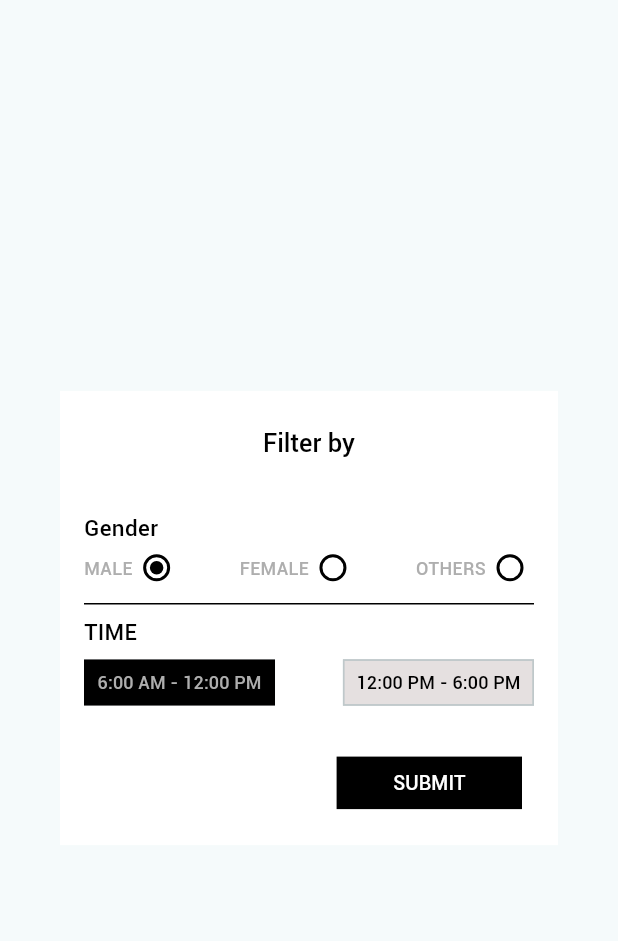
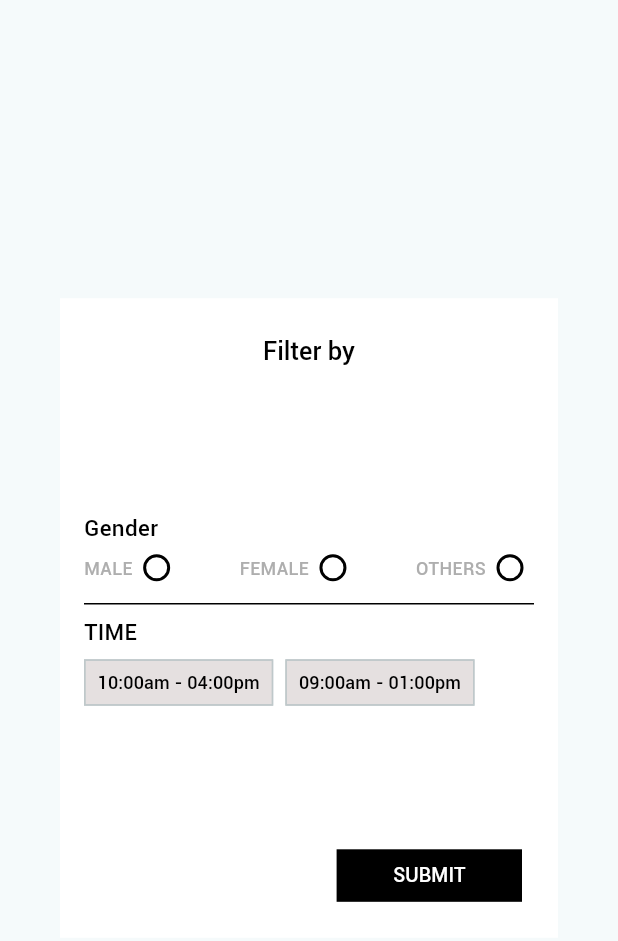
Before and after one commit to CodeBySubin/cyberpress, a Flutter app: the DoctorFilterDialog widget shown alone on an empty page, opened directly, on a phone screen of 412 x 824 dp. Shown: the top 941 px of the screen. Run offline on Flutter 3.47's test engine with Material 3 defaults, Android fonts, the phone set to English and light mode, and no system bars; our stand-ins replace cached_network_image, dio, get; network calls fail.

Commit message:
Filter added

```diff
--- a/lib/features/doctors/features/controllers/doctor_controller.dart
+++ b/lib/features/doctors/features/controllers/doctor_controller.dart
@@ -3,40 +3,76 @@ import 'package:healthsync/features/doctors/domain/entities/doctors.dart';
 import 'package:healthsync/features/doctors/domain/usecase/get_doctors.dart';
 
 class DoctorController extends GetxController {
-  final GetDoctors getDoctors;
+  final GetDoctors _getDoctors;
 
-  DoctorController(this.getDoctors);
+  DoctorController(this._getDoctors);
 
-  final RxList<Doctor> doctors = <Doctor>[].obs;
+  final RxList<Doctor> _allDoctors = <Doctor>[].obs;
+  final RxList<Doctor> filteredDoctors = <Doctor>[].obs;
   final RxBool isLoading = false.obs;
-  int selectedGender = 0;
-  int selectedDateIndex = 0;
+
+  final RxInt selectedGenderIndex = (-1).obs;
+  final RxInt selectedTimeSlotIndex = (-1).obs;
+
+  final List<String> timeSlots = [
+    "10:00am - 04:00pm",
+    "09:00am - 01:00pm",
+  ];
 
   @override
   void onInit() {
     super.onInit();
-    fetchDoctors();
+    _loadDoctors();
   }
 
-  void selectGender(int value) {
-    selectedGender = value;
-    update();
-  }
-
-  void selectDate(int index) {
-    selectedDateIndex = index;
-    update();
-  }
-
-  void fetchDoctors() async {
+  Future<void> _loadDoctors() async {
+    isLoading.value = true;
     try {
-      isLoading.value = true;
-      final result = await getDoctors();
-      doctors.assignAll(result);
+      final doctors = await _getDoctors();
+      _allDoctors.assignAll(doctors);
+      filteredDoctors.assignAll(doctors);
     } catch (e) {
       Get.snackbar("Error", "Failed to fetch doctors");
     } finally {
       isLoading.value = false;
     }
   }
+
+  void selectGender(int index) {
+    selectedGenderIndex.value = index;
+  }
+
+  void selectTimeSlot(int index) {
+    selectedTimeSlotIndex.value = index;
+  }
+
+  void applyFilters() {
+    filteredDoctors.value = _allDoctors.where((doctor) {
+      final genderMatch = _isGenderMatch(doctor.gender);
+      final timeMatch = _isTimeSlotMatch(doctor.time);
+      return genderMatch && timeMatch;
+    }).toList();
+  }
+
+  bool _isGenderMatch(String gender) {
+    final genderLower = gender.toLowerCase();
+    switch (selectedGenderIndex.value) {
+      case 0:
+        return genderLower == 'male';
+      case 1:
+        return genderLower == 'female';
+      case 2:
+        return genderLower == 'non-binary';
+      default:
+        return true;
+    }
+  }
+
+  bool _isTimeSlotMatch(String doctorTime) {
+    if (selectedTimeSlotIndex.value < 0 ||
+        selectedTimeSlotIndex.value >= timeSlots.length) {
+      return true;
+    }
+    return doctorTime == timeSlots[selectedTimeSlotIndex.value];
+  }
 }
--- a/lib/features/doctors/features/widgets/doctor_filter.dart
+++ b/lib/features/doctors/features/widgets/doctor_filter.dart
@@ -12,22 +12,18 @@ class DoctorFilterDialog extends StatelessWidget {
   Widget build(BuildContext context) {
     final screenWidth = MediaQuery.of(context).size.width;
     final screenHeight = MediaQuery.of(context).size.height;
+    final controller = Get.find<DoctorController>();
 
-    return GetBuilder<DoctorController>(
-      builder: (controller) {
     return AlertDialog(
       title: Center(
-            child: Text(
-              AppStrings.filterBy,
-              style: AppTextStyles.blackBoldText,
-            ),
+        child: Text(AppStrings.filterBy, style: AppTextStyles.blackBoldText),
       ),
       backgroundColor: Colors.white,
       shape: RoundedRectangleBorder(borderRadius: BorderRadius.circular(0)),
       contentPadding: const EdgeInsets.all(16),
       content: SizedBox(
         width: screenWidth,
-            height: screenHeight * 0.2,
+        height: screenHeight * 0.35,
         child: Column(
           mainAxisAlignment: MainAxisAlignment.center,
           crossAxisAlignment: CrossAxisAlignment.start,
@@ -36,28 +32,45 @@ class DoctorFilterDialog extends StatelessWidget {
             Row(
               mainAxisAlignment: MainAxisAlignment.spaceBetween,
               children: [
-                    _radio(AppStrings.male, 0, controller),
-                    _radio(AppStrings.female, 1, controller),
-                    _radio(AppStrings.others, 2, controller),
+                _genderRadio(AppStrings.male, 0, controller),
+                _genderRadio(AppStrings.female, 1, controller),
+                _genderRadio(AppStrings.others, 2, controller),
               ],
             ),
             const Divider(color: AppColors.blackColor),
             Text(AppStrings.time, style: AppTextStyles.smallBlacktext),
             const SizedBox(height: 8),
-                Row(
-                  mainAxisAlignment: MainAxisAlignment.spaceBetween,
-                  children: [
-                    datefilterButton(
-                      index: 0,
-                      time: "6:00 AM - 12:00 PM",
-                      controller: controller,
+            Obx(
+              () => Wrap(
+                spacing: 8,
+                runSpacing: 8,
+                children: List.generate(
+                  controller.timeSlots.length,
+                  (index) => FilterChip(
+                    labelPadding: EdgeInsets.zero,
+                    materialTapTargetSize: MaterialTapTargetSize.shrinkWrap,
+                    visualDensity: VisualDensity.compact,
+                    label: Text(
+                      controller.timeSlots[index],
+                      style: AppTextStyles.smallGreyText.copyWith(
+                        color:
+                            controller.selectedTimeSlotIndex.value == index
+                                ? Colors.white
+                                : AppColors.blackColor,
                       ),
-                    datefilterButton(
-                      index: 1,
-                      time: "12:00 PM - 6:00 PM",
-                      controller: controller,
                     ),
-                  ],
+                    selected: controller.selectedTimeSlotIndex.value == index,
+                    showCheckmark: false,
+                    onSelected: (_) => controller.selectTimeSlot(index),
+                    labelStyle: AppTextStyles.smallBlacktext,
+                    selectedColor: AppColors.blackColor,
+                    backgroundColor: const Color.fromARGB(255, 229, 224, 224),
+                    shape: RoundedRectangleBorder(
+                      borderRadius: BorderRadius.circular(0),
+                    ),
+                  ),
+                ),
+              ),
             ),
           ],
         ),
@@ -68,55 +81,30 @@ class DoctorFilterDialog extends StatelessWidget {
           borderRadius: 0,
           text: AppStrings.submit,
           textStyle: AppTextStyles.buttonWhiteText,
-              onPressed: () {},
+          onPressed: () {
+            controller.applyFilters();
+            Get.back();
+          },
         ),
       ],
     );
-      },
-    );
   }
 
-  Widget _radio(String title, int value, DoctorController controller) {
-    return Row(
+  Widget _genderRadio(String label, int index, DoctorController controller) {
+    return Obx(
+      () => Row(
         children: [
-        Text(title, style: AppTextStyles.smallGreyText),
+          Text(label, style: AppTextStyles.smallGreyText),
           Radio<int>(
-          value: value,
-          groupValue: controller.selectedGender,
-          onChanged: (val) => controller.selectGender(val ?? 0),
+            value: index,
+            groupValue: controller.selectedGenderIndex.value,
+            onChanged: (val) => controller.selectGender(val ?? -1),
             fillColor: WidgetStateProperty.all(AppColors.blackColor),
             visualDensity: VisualDensity.compact,
             materialTapTargetSize: MaterialTapTargetSize.shrinkWrap,
           ),
         ],
-    );
-  }
-
-  Widget datefilterButton({
-    required int index,
-    required String time,
-    required DoctorController controller,
-  }) {
-    return FilterChip(
-      labelPadding: EdgeInsets.zero,
-      materialTapTargetSize: MaterialTapTargetSize.shrinkWrap,
-      visualDensity: VisualDensity.compact,
-      label: Text(
-        time,
-        style: AppTextStyles.smallGreyText.copyWith(
-          color:
-              controller.selectedDateIndex == index
-                  ? AppColors.textgrey
-                  : AppColors.blackColor,
       ),
-      ),
-      selected: controller.selectedDateIndex == index,
-      showCheckmark: false,
-      onSelected: (_) => controller.selectDate(index),
-      labelStyle: AppTextStyles.smallBlacktext,
-      selectedColor: AppColors.blackColor,
-      backgroundColor: const Color.fromARGB(255, 229, 224, 224),
-      shape: RoundedRectangleBorder(borderRadius: BorderRadius.circular(0)),
     );
   }
 }
```
Also changed, not shown: lib/features/doctors/features/pages/doctor_list_page.dart (+14 -17 lines). Lines whose indentation alone changed are shown as unchanged.
